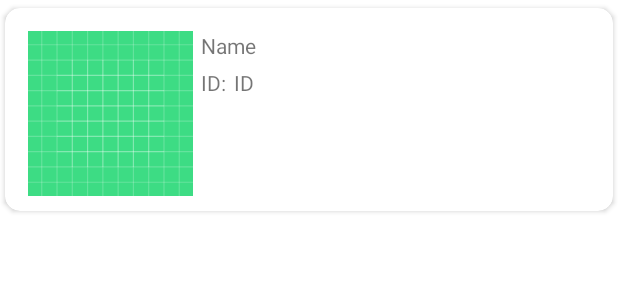
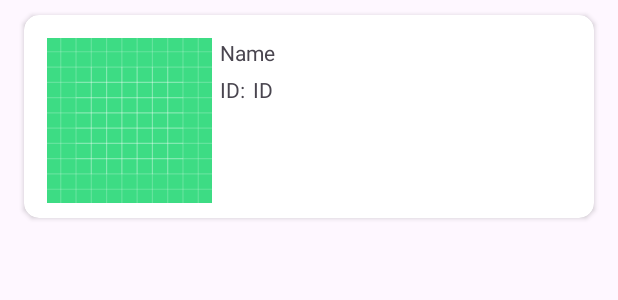
Before and after one commit to ejjer/GitHubProjectTest, an Android app: the layout item_git_hub_user.xml on its own in the app's theme, with its tools: preview values and no code run, on a phone screen of 412 x 824 dp. Shown: the top 300 px of the screen. Run offline under Robolectric (Android 15) with nearby library versions, the phone set to English and light mode, and no system bars; Roboto replaces fonts that are not available here.

Commit message:
запрос из репозитория, настройка светлой темы

```diff
--- a/app/src/main/java/com/example/githubprojecttest/navigation/Navigation.kt
+++ b/app/src/main/java/com/example/githubprojecttest/navigation/Navigation.kt
@@ -1,9 +1,8 @@
 package com.example.githubprojecttest.navigation
 
-import com.example.githubprojecttest.adapters.ClickListener
 import com.example.githubprojecttest.model.GitHubUserModel
 
-interface Navigation : ClickListener {
+interface Navigation  {
     fun showGitHubListFragment()
     fun showInputNameGitHubUserFragment()
     fun showCurrentGitHubUser()
--- a/app/src/main/java/com/example/githubprojecttest/view/MainActivity.kt
+++ b/app/src/main/java/com/example/githubprojecttest/view/MainActivity.kt
@@ -26,8 +26,7 @@ class MainActivity : AppCompatActivity(), Navigation {
         setContentView(binding.root)
         setTheme()
         if (savedInstanceState == null) {
-            showRepos()
-            // showCurrentGitHubUser()
+            showInputNameGitHubUserFragment()
         }
         clickBottomBar()
     }
--- a/app/src/main/res/layout/activity_main.xml
+++ b/app/src/main/res/layout/activity_main.xml
@@ -10,11 +10,9 @@
         android:id="@+id/bottomNavigationView"
         android:layout_width="match_parent"
         android:layout_height="0dp"
-        android:background="@color/colorPrimaryBase"
-        app:itemTextColor="@color/black"
-        app:itemIconTint="@color/black"
         app:layout_constraintBottom_toBottomOf="parent"
         app:layout_constraintEnd_toEndOf="parent"
+        android:background="@color/colorPrimary"
         app:layout_constraintStart_toStartOf="parent"
         app:menu="@menu/bottom_menu" />
 
--- a/app/src/main/res/layout/fragment_settings.xml
+++ b/app/src/main/res/layout/fragment_settings.xml
@@ -12,7 +12,7 @@
         android:id="@+id/settings_header_block"
         android:layout_width="match_parent"
         android:layout_height="100dp"
-        android:background="@color/colorPrimaryBase">
+        android:background="@color/colorPrimary">
 
 
         <TextView
--- a/app/src/main/res/layout/item_git_hub_user.xml
+++ b/app/src/main/res/layout/item_git_hub_user.xml
@@ -1,10 +1,10 @@
 <?xml version="1.0" encoding="utf-8"?>
 <androidx.cardview.widget.CardView xmlns:android="http://schemas.android.com/apk/res/android"
     xmlns:app="http://schemas.android.com/apk/res-auto"
-    android:layout_marginVertical="5dp"
-    android:layout_marginHorizontal="3dp"
     android:layout_width="match_parent"
     android:layout_height="wrap_content"
+    android:layout_marginHorizontal="@dimen/horizontal_margin"
+    android:layout_marginVertical="@dimen/vertical_margin"
     app:cardCornerRadius="@dimen/default_card_corner_radius"
     app:contentPadding="@dimen/default_cardElevation">
 
--- a/app/src/main/res/layout/item_git_hub_users_repo.xml
+++ b/app/src/main/res/layout/item_git_hub_users_repo.xml
@@ -4,7 +4,8 @@
     xmlns:tools="http://schemas.android.com/tools"
     android:layout_width="match_parent"
     android:layout_height="100dp"
-    android:layout_marginVertical="3dp"
+    android:layout_marginHorizontal="@dimen/horizontal_margin"
+    android:layout_marginVertical="@dimen/vertical_margin"
     android:background="@color/colorAccent"
     app:cardCornerRadius="@dimen/default_card_corner_radius"
     app:cardElevation="@dimen/default_cardElevation">
--- a/app/src/main/res/values/styles.xml
+++ b/app/src/main/res/values/styles.xml
@@ -39,7 +39,7 @@
         <item name="android:theme">@style/ThemeOverlay.AppCompat.Dark.ActionBar</item>
         <item name="android:layout_width">match_parent</item>
         <item name="android:layout_height">?attr/actionBarSize</item>
-        <item name="android:background">@color/colorPrimaryBase</item>
+        <item name="android:background">@color/colorPrimary</item>
     </style>
     <style name="actionMenu" parent="Theme.AppCompat.Light">
         <item name="background">@color/colorAccent</item>
@@ -51,7 +51,7 @@
         <item name="android:layout_height">wrap_content</item>
         <item name="android:layout_marginStart">@dimen/horizontal_margin</item>
         <item name="android:layout_marginTop">@dimen/vertical_large_margin</item>
-        <item name="android:textColor">@color/colorPrimaryBase</item>
+        <item name="android:textColor">@color/colorPrimary</item>
         <item name="android:textSize">@dimen/small_text_size</item>
         <item name="android:textStyle">bold</item>
     </style>
--- a/app/src/main/res/values/themes.xml
+++ b/app/src/main/res/values/themes.xml
@@ -1,15 +1,30 @@
 <resources xmlns:tools="http://schemas.android.com/tools">
     <!-- Base application theme. -->
-    <style name="Light.Theme.GitHubProjectTest" parent="Theme.MaterialComponents.DayNight.NoActionBar">
+    <style name="Light.Theme.GitHubProjectTest" parent="Theme.Material3.DayNight.NoActionBar">
         <!-- Primary brand color. -->
-        <item name="colorPrimary">@color/colorPrimaryBase</item>
-        <item name="colorAccent">@color/white</item>
-        <item name="colorOnBackground">@color/white</item>
+        <item name="colorPrimary">#4791db</item>
+        <item name="colorOnPrimary">@color/white</item>
+        <item name="colorPrimaryContainer">#1976d2</item>
+        <item name="colorOnPrimaryContainer">#115293</item>
+
+        <!-- Secondary brand color. -->
+        <item name="colorSecondary">#5a48a7</item>
+        <item name="colorOnSecondary">#FFFFFF</item>
+        <item name="colorSecondaryContainer">#311b92</item>
+        <item name="colorOnSecondaryContainer">#221266</item>
 
 
+        <!-- Tertiary brand color. -->
+        <item name="colorTertiary">#33004C9E</item>
+        <item name="colorOnTertiary">#FFFFFF</item>
+        <item name="colorTertiaryContainer">#7A1DFF</item>
+        <item name="colorOnTertiaryContainer">#190733</item>
+        <!-- Status bar color. -->
+        <item name="colorError">#33004C9E</item>
+        <!-- Customize your theme here. -->
     </style>
 
-    <style name="Dark.Theme.GitHubProjectTest" parent="Theme.MaterialComponents.DayNight.NoActionBar">
+    <style name="Dark.Theme.GitHubProjectTest" parent="Theme.Material3.DayNight.NoActionBar">
 
 
     </style>
```
Also changed, not shown: app/src/main/java/com/example/githubprojecttest/adapters/ListUsersAdapter.kt (+8 -7 lines), app/src/main/java/com/example/githubprojecttest/model/GitHubUserModel.kt (+28 -28 lines), app/src/main/java/com/example/githubprojecttest/view/GitHubRepoListFragment.kt (+9 -1 lines), app/src/main/java/com/example/githubprojecttest/view/InputNameGitHubUserFragment.kt (+4 -4 lines), app/src/main/java/com/example/githubprojecttest/view/ListGitHubUsersFragment.kt (+7 -16 lines), app/src/main/res/layout/fragment_input_name_git_hub_user.xml (+10 -6 lines).
